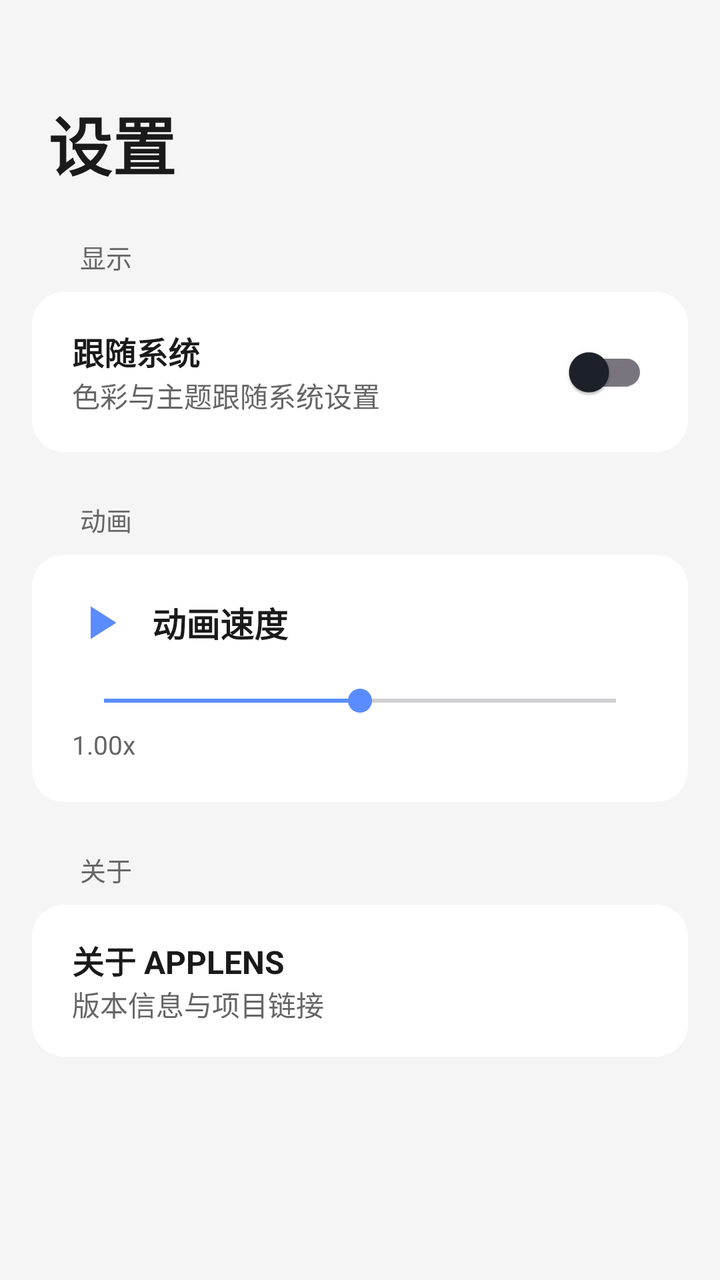
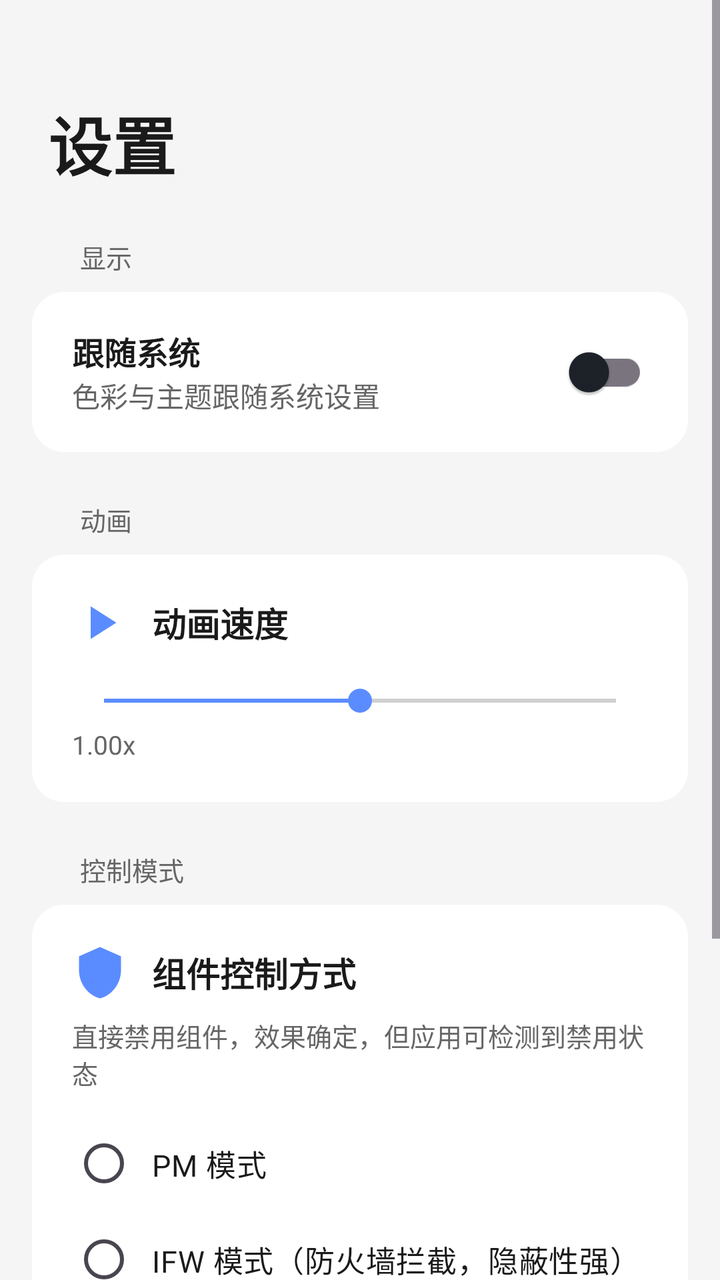

Two renders of the same Android screen: before a commit and after it. Below are the layout's source before the change and the commit's diff.
<!-- AndroidManifest.xml: application theme Theme.ActivityScanner -->
<!-- res/layout/fragment_settings.xml -->
<?xml version="1.0" encoding="utf-8"?>
<ScrollView xmlns:android="http://schemas.android.com/apk/res/android"
    android:layout_width="match_parent"
    android:layout_height="match_parent"
    android:background="@color/lsp_bg">

    <LinearLayout
        android:layout_width="match_parent"
        android:layout_height="wrap_content"
        android:orientation="vertical">

        
        <TextView
            android:layout_width="wrap_content"
            android:layout_height="wrap_content"
            android:layout_marginStart="24dp"
            android:layout_marginTop="48dp"
            android:text="设置"
            android:textColor="@color/lsp_text_primary"
            android:textSize="32sp"
            android:textStyle="bold" />

        
        <TextView
            android:layout_width="wrap_content"
            android:layout_height="wrap_content"
            android:layout_marginStart="40dp"
            android:layout_marginTop="24dp"
            android:text="显示"
            android:textColor="@color/lsp_text_secondary"
            android:textSize="13sp" />

        
        <LinearLayout
            android:id="@+id/item_follow_system"
            android:layout_width="match_parent"
            android:layout_height="wrap_content"
            android:layout_marginStart="16dp"
            android:layout_marginTop="8dp"
            android:layout_marginEnd="16dp"
            android:background="@drawable/bg_list_card"
            android:gravity="center_vertical"
            android:orientation="horizontal"
            android:paddingStart="20dp"
            android:paddingTop="16dp"
            android:paddingEnd="20dp"
            android:paddingBottom="16dp">
            <LinearLayout
                android:layout_width="0dp"
                android:layout_height="wrap_content"
                android:layout_weight="1"
                android:orientation="vertical">
                <TextView
                    android:layout_width="wrap_content"
                    android:layout_height="wrap_content"
                    android:text="跟随系统"
                    android:textColor="@color/lsp_text_primary"
                    android:textSize="16sp"
                    android:textStyle="bold" />
                <TextView
                    android:layout_width="wrap_content"
                    android:layout_height="wrap_content"
                    android:text="色彩与主题跟随系统设置"
                    android:textColor="@color/lsp_text_secondary"
                    android:textSize="14sp" />
            </LinearLayout>
            <com.google.android.material.switchmaterial.SwitchMaterial
                android:id="@+id/switch_follow_system"
                android:layout_width="wrap_content"
                android:layout_height="wrap_content"
                android:thumbTint="@android:color/white"
                android:trackTint="@color/switch_track_color" />
        </LinearLayout>

        
        <TextView
            android:layout_width="wrap_content"
            android:layout_height="wrap_content"
            android:layout_marginStart="40dp"
            android:layout_marginTop="24dp"
            android:text="动画"
            android:textColor="@color/lsp_text_secondary"
            android:textSize="13sp" />

        
        <LinearLayout
            android:layout_width="match_parent"
            android:layout_height="wrap_content"
            android:layout_marginStart="16dp"
            android:layout_marginTop="8dp"
            android:layout_marginEnd="16dp"
            android:background="@drawable/bg_list_card"
            android:orientation="vertical"
            android:padding="20dp">

            <LinearLayout
                android:layout_width="match_parent"
                android:layout_height="wrap_content"
                android:gravity="center_vertical"
                android:orientation="horizontal">

                <ImageView
                    android:layout_width="28dp"
                    android:layout_height="28dp"
                    android:contentDescription="@null"
                    android:src="@drawable/ic_speed" />

                <TextView
                    android:layout_width="0dp"
                    android:layout_height="wrap_content"
                    android:layout_marginStart="12dp"
                    android:layout_weight="1"
                    android:text="动画速度"
                    android:textColor="@color/lsp_text_primary"
                    android:textSize="17sp"
                    android:textStyle="bold" />
            </LinearLayout>

            <SeekBar
                android:id="@+id/seek_speed"
                android:layout_width="match_parent"
                android:layout_height="wrap_content"
                android:layout_marginTop="16dp"
                android:max="200"
                android:progress="100"
                android:progressTint="@color/hyper_accent"
                android:thumbTint="@color/hyper_accent" />

            <TextView
                android:id="@+id/tv_speed_value"
                android:layout_width="wrap_content"
                android:layout_height="wrap_content"
                android:layout_marginTop="4dp"
                android:text="1.00x"
                android:textColor="@color/lsp_text_secondary"
                android:textSize="13sp" />
        </LinearLayout>

        
        <TextView
            android:layout_width="wrap_content"
            android:layout_height="wrap_content"
            android:layout_marginStart="40dp"
            android:layout_marginTop="24dp"
            android:text="关于"
            android:textColor="@color/lsp_text_secondary"
            android:textSize="13sp" />

        <LinearLayout
            android:id="@+id/item_about"
            android:layout_width="match_parent"
            android:layout_height="wrap_content"
            android:layout_marginStart="16dp"
            android:layout_marginTop="8dp"
            android:layout_marginEnd="16dp"
            android:layout_marginBottom="24dp"
            android:background="@drawable/bg_list_card"
            android:gravity="center_vertical"
            android:orientation="horizontal"
            android:paddingStart="20dp"
            android:paddingTop="16dp"
            android:paddingEnd="20dp"
            android:paddingBottom="16dp">
            <LinearLayout
                android:layout_width="0dp"
                android:layout_height="wrap_content"
                android:layout_weight="1"
                android:orientation="vertical">
                <TextView
                    android:layout_width="wrap_content"
                    android:layout_height="wrap_content"
                    android:text="关于 APPLENS"
                    android:textColor="@color/lsp_text_primary"
                    android:textSize="16sp"
                    android:textStyle="bold" />
                <TextView
                    android:layout_width="wrap_content"
                    android:layout_height="wrap_content"
                    android:text="版本信息与项目链接"
                    android:textColor="@color/lsp_text_secondary"
                    android:textSize="14sp" />
            </LinearLayout>
            <TextView
                android:id="@+id/tv_version"
                android:layout_width="wrap_content"
                android:layout_height="wrap_content"
                android:textColor="@color/lsp_text_tertiary"
                android:textSize="14sp" />
        </LinearLayout>

    </LinearLayout>
</ScrollView>
<!-- resources referenced by this layout -->
<resources>
  <color name="hyper_accent">#FF5B8CFF</color>
  <color name="lsp_bg">#FFF5F5F5</color>
  <color name="lsp_text_primary">#FF1A1A1A</color>
  <color name="lsp_text_secondary">#FF666666</color>
  <color name="lsp_text_tertiary">#FF999999</color>
  <!-- drawable bg_list_card (drawable) -->
  <?xml version="1.0" encoding="utf-8"?>
  <shape xmlns:android="http://schemas.android.com/apk/res/android"
      android:shape="rectangle">
      <solid android:color="@color/lsp_card" />
      <corners android:radius="16dp" />
  </shape>
  <!-- drawable ic_speed (drawable) -->
  <?xml version="1.0" encoding="utf-8"?>
  <vector xmlns:android="http://schemas.android.com/apk/res/android"
      android:width="28dp"
      android:height="28dp"
      android:viewportWidth="24"
      android:viewportHeight="24">
      <path
          android:fillColor="@color/hyper_accent"
          android:pathData="M8,5v14l11,-7z"/>
  </vector>
  <style name="Theme.ActivityScanner" parent="Theme.Material3.Light.NoActionBar">
          <item name="colorPrimary">@color/hyper_accent</item>
          <item name="colorPrimaryVariant">@color/hyper_accent_secondary</item>
          <item name="colorOnPrimary">@android:color/white</item>
          <item name="colorSecondary">@color/hyper_accent_tertiary</item>
          <item name="colorOnSecondary">@android:color/white</item>
          <item name="colorSurface">@color/hyper_bg_card</item>
          <item name="colorOnSurface">@color/hyper_text_primary</item>
          <item name="android:windowBackground">@color/lsp_bg</item>
          <item name="android:statusBarColor">@android:color/transparent</item>
          <item name="android:navigationBarColor">@android:color/transparent</item>
          <item name="android:windowLightStatusBar">true</item>
          <item name="android:windowDrawsSystemBarBackgrounds">true</item>
          <item name="android:colorEdgeEffect">@color/hyper_accent</item>
      </style>
  <color name="lsp_card">#FFFFFFFF</color>
  <color name="hyper_accent_secondary">#FF987BFF</color>
  <color name="hyper_accent_tertiary">#FF6B8DFF</color>
  <color name="hyper_bg_card">#FFFFFFFF</color>
  <color name="hyper_text_primary">#FF1D2129</color>
</resources>

<!-- the commit's change to res/layout/fragment_settings.xml (unified diff, before → after) -->
@@ -142,6 +142,101 @@
             android:layout_height="wrap_content"
             android:layout_marginStart="40dp"
             android:layout_marginTop="24dp"
+            android:text="控制模式"
+            android:textColor="@color/lsp_text_secondary"
+            android:textSize="13sp" />
+
+        
+        <LinearLayout
+            android:layout_width="match_parent"
+            android:layout_height="wrap_content"
+            android:layout_marginStart="16dp"
+            android:layout_marginTop="8dp"
+            android:layout_marginEnd="16dp"
+            android:background="@drawable/bg_list_card"
+            android:orientation="vertical"
+            android:padding="20dp">
+
+            <LinearLayout
+                android:layout_width="match_parent"
+                android:layout_height="wrap_content"
+                android:gravity="center_vertical"
+                android:orientation="horizontal">
+
+                <ImageView
+                    android:layout_width="28dp"
+                    android:layout_height="28dp"
+                    android:contentDescription="@null"
+                    android:src="@drawable/ic_shield" />
+
+                <TextView
+                    android:layout_width="0dp"
+                    android:layout_height="wrap_content"
+                    android:layout_marginStart="12dp"
+                    android:layout_weight="1"
+                    android:text="组件控制方式"
+                    android:textColor="@color/lsp_text_primary"
+                    android:textSize="17sp"
+                    android:textStyle="bold" />
+            </LinearLayout>
+
+            <TextView
+                android:id="@+id/tv_controller_desc"
+                android:layout_width="match_parent"
+                android:layout_height="wrap_content"
+                android:layout_marginTop="8dp"
+                android:text="直接禁用组件，效果确定，但应用可检测到禁用状态"
+                android:textColor="@color/lsp_text_secondary"
+                android:textSize="13sp" />
+
+            <RadioGroup
+                android:id="@+id/rg_controller"
+                android:layout_width="match_parent"
+                android:layout_height="wrap_content"
+                android:layout_marginTop="12dp"
+                android:orientation="vertical">
+
+                <RadioButton
+                    android:id="@+id/rb_pm"
+                    android:layout_width="match_parent"
+                    android:layout_height="wrap_content"
+                    android:paddingStart="8dp"
+                    android:paddingTop="8dp"
+                    android:paddingBottom="8dp"
+                    android:text="PM 模式"
+                    android:textColor="@color/lsp_text_primary"
+                    android:textSize="15sp" />
+
+                <RadioButton
+                    android:id="@+id/rb_ifw"
+                    android:layout_width="match_parent"
+                    android:layout_height="wrap_content"
+                    android:paddingStart="8dp"
+                    android:paddingTop="8dp"
+                    android:paddingBottom="8dp"
+                    android:text="IFW 模式（防火墙拦截，隐蔽性强）"
+                    android:textColor="@color/lsp_text_primary"
+                    android:textSize="15sp" />
+
+                <RadioButton
+                    android:id="@+id/rb_ifw_pm"
+                    android:layout_width="match_parent"
+                    android:layout_height="wrap_content"
+                    android:paddingStart="8dp"
+                    android:paddingTop="8dp"
+                    android:paddingBottom="8dp"
+                    android:text="IFW+PM 模式（双层屏蔽，推荐）"
+                    android:textColor="@color/lsp_text_primary"
+                    android:textSize="15sp" />
+            </RadioGroup>
+        </LinearLayout>
+
+        
+        <TextView
+            android:layout_width="wrap_content"
+            android:layout_height="wrap_content"
+            android:layout_marginStart="40dp"
+            android:layout_marginTop="24dp"
             android:text="关于"
             android:textColor="@color/lsp_text_secondary"
             android:textSize="13sp" />
<!-- resource entries referenced after the edit -->
@@ -12,6 +12,17 @@
       <solid android:color="@color/lsp_card" />
       <corners android:radius="16dp" />
   </shape>
+  <!-- drawable ic_shield (drawable) -->
+  <vector xmlns:android="http://schemas.android.com/apk/res/android"
+      android:width="24dp"
+      android:height="24dp"
+      android:viewportWidth="24"
+      android:viewportHeight="24"
+      android:tint="@color/hyper_accent">
+      <path
+          android:fillColor="@android:color/white"
+          android:pathData="M12,1L3,5V11C3,16.55 6.84,21.74 12,23C17.16,21.74 21,16.55 21,11V5L12,1Z" />
+  </vector>
   <!-- drawable ic_speed (drawable) -->
   <?xml version="1.0" encoding="utf-8"?>
   <vector xmlns:android="http://schemas.android.com/apk/res/android"
